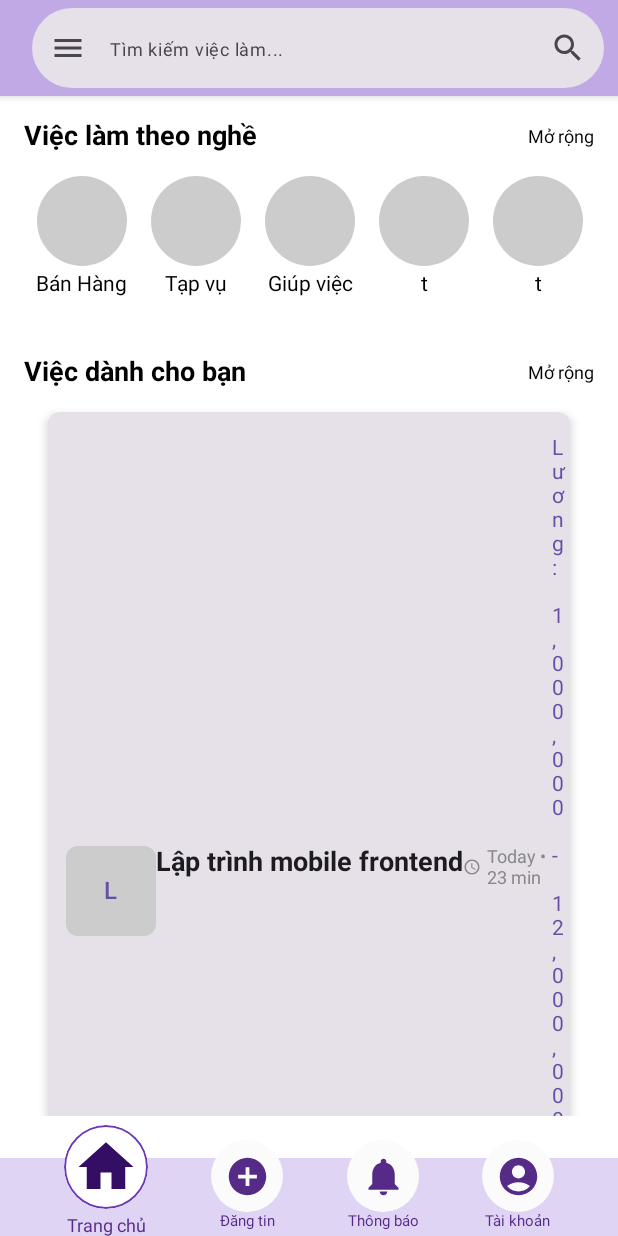
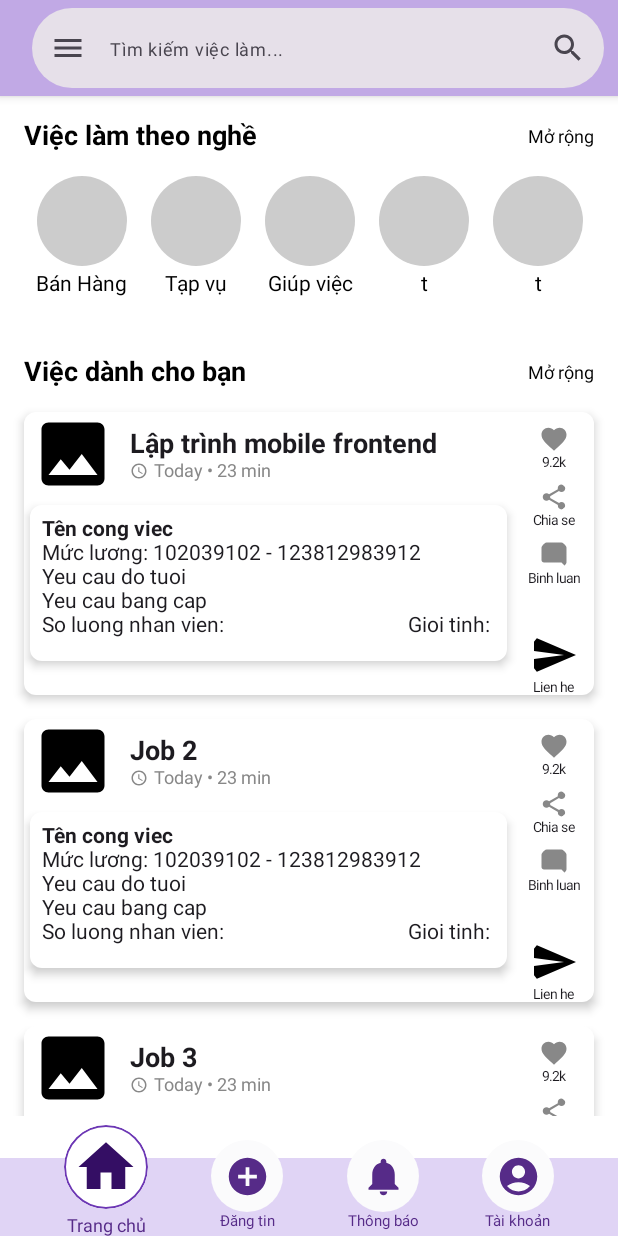
Before and after one commit to ThanhHienIT2004/Job-Search-Application, an Android app built with Jetpack Compose: the screen it shows after launch (MainActivity), on a phone screen of 412 x 824 dp. Run offline under Robolectric (Android 15) with nearby library versions, the phone set to English and light mode, and no system bars.

Commit message:
sửa post item

```diff
--- a/app/src/main/java/com/mobile/jobsearchapplication/ui/screens/HomeScreen.kt
+++ b/app/src/main/java/com/mobile/jobsearchapplication/ui/screens/HomeScreen.kt
@@ -19,7 +19,7 @@ import androidx.compose.ui.graphics.Color
 import androidx.compose.ui.text.font.FontWeight
 import androidx.compose.ui.unit.sp
 import com.mobile.jobsearchapplication.ui.screens.components.BottomNavBarCustom
-import com.mobile.jobsearchapplication.ui.screens.components.JobListItem
+import com.mobile.jobsearchapplication.ui.screens.components.PostItemList
 import com.mobile.jobsearchapplication.viewmodel.UserViewModel
 
 @Composable
@@ -181,7 +181,7 @@ fun RecommendedJobsList(navController: NavController) {
             val jobs = listOf("Lập trình mobile frontend", "Job 2", "Job 3","job 4","job 5")
 
             items(jobs.size) { index ->
-                JobListItem(navController, jobTitle = jobs[index])
+                PostItemList(navController, jobTitle = jobs[index])
             }
         }
     }
--- a/app/src/main/java/com/mobile/jobsearchapplication/ui/screens/PostFavoriteScreen.kt
+++ b/app/src/main/java/com/mobile/jobsearchapplication/ui/screens/PostFavoriteScreen.kt
@@ -2,17 +2,12 @@ package com.mobile.jobsearchapplication.ui.screens
 
 import androidx.compose.foundation.layout.*
 import androidx.compose.foundation.lazy.LazyColumn
-import androidx.compose.foundation.lazy.items
-import androidx.compose.material3.*
 import androidx.compose.runtime.*
-import androidx.compose.ui.Alignment
 import androidx.compose.ui.Modifier
-import androidx.compose.ui.text.font.FontWeight
 import androidx.compose.ui.unit.dp
-import androidx.compose.ui.unit.sp
 import androidx.lifecycle.viewmodel.compose.viewModel
 import androidx.navigation.NavController
-import com.mobile.jobsearchapplication.ui.screens.components.JobListItem
+import com.mobile.jobsearchapplication.ui.screens.components.PostItemList
 import com.mobile.jobsearchapplication.viewmodel.UserViewModel
 
 @Composable
@@ -28,7 +23,7 @@ fun PostFaveriteScreen(navController: NavController, viewModel: UserViewModel =
             val jobs = listOf("Lập trình mobile frontend", "Job 2", "Job 3","job 4","job 5")
 
             items(jobs.size) { index ->
-                JobListItem(navController, jobTitle = jobs[index])
+                PostItemList(navController, jobTitle = jobs[index])
             }
         }
     }
--- a/app/src/main/java/com/mobile/jobsearchapplication/ui/screens/components/JobListItem.kt
+++ /dev/null
@@ -1,180 +0,0 @@
-package com.mobile.jobsearchapplication.ui.screens.components
-
-import androidx.compose.foundation.clickable
-import androidx.compose.foundation.layout.*
-import androidx.compose.foundation.shape.RoundedCornerShape
-import androidx.compose.material.icons.Icons
-import androidx.compose.material.icons.filled.AccessTime
-import androidx.compose.material.icons.filled.Favorite
-import androidx.compose.material.icons.filled.FavoriteBorder
-import androidx.compose.material.icons.filled.Send
-import androidx.compose.material3.*
-import androidx.compose.runtime.*
-import androidx.compose.ui.Alignment
-import androidx.compose.ui.Modifier
-import androidx.compose.ui.graphics.Color
-import androidx.compose.ui.text.font.FontWeight
-import androidx.compose.ui.text.style.TextOverflow
-import androidx.compose.ui.tooling.preview.Preview
-import androidx.compose.ui.unit.dp
-import androidx.compose.ui.unit.sp
-import androidx.navigation.NavController
-import androidx.navigation.compose.rememberNavController
-
-@Composable
-fun JobListItem(navController: NavController, jobTitle: String) {
-    Card(
-        shape = RoundedCornerShape(8.dp),
-        modifier = Modifier
-            .fillMaxWidth()
-            .padding(horizontal = 16.dp, vertical = 8.dp)
-            .clickable { navController.navigate("job_detail_screen/${jobTitle}") },
-        elevation = CardDefaults.cardElevation(defaultElevation = 4.dp)
-    ) {
-        Row(
-            modifier = Modifier
-                .padding(12.dp)
-                .fillMaxWidth(),
-            verticalAlignment = Alignment.CenterVertically
-        ) {
-
-            Row(
-                modifier = Modifier.fillMaxWidth()
-            ) {
-                // Image Placeholder
-                Surface(
-                    modifier = Modifier
-                        .size(60.dp)
-                        .align(Alignment.CenterVertically),
-                    shape = RoundedCornerShape(8.dp),
-                    color = Color.LightGray
-                ) {
-                    Box(contentAlignment = Alignment.Center) {
-                        Text(
-                            text = jobTitle.first().uppercase(),
-                            style = MaterialTheme.typography.titleMedium,
-                            color = MaterialTheme.colorScheme.primary
-                        )
-                    }
-                }
-
-                Text(
-                    text = jobTitle,
-                    fontWeight = FontWeight.Bold,
-                    fontSize = 18.sp,
-                    color = MaterialTheme.colorScheme.onSurface
-                )
-
-                Spacer(modifier = Modifier.height(4.dp))
-
-                Row(verticalAlignment = Alignment.CenterVertically) {
-                    Icon(
-                        Icons.Default.AccessTime,
-                        contentDescription = "Clock",
-                        tint = Color.Gray,
-                        modifier = Modifier.size(12.dp)
-                    )
-                    Spacer(modifier = Modifier.width(4.dp))
-                    Text(
-                        text = "Today • 23 min",
-                        fontSize = 12.sp,
-                        color = Color.Gray
-                    )
-                }
-            }
-
-
-            Spacer(modifier = Modifier.width(12.dp))
-
-            // Content
-            Column(
-                modifier = Modifier
-                    .weight(1f)
-                    .align(Alignment.CenterVertically)
-            ) {
-
-
-                Spacer(modifier = Modifier.height(4.dp))
-
-                Text(
-                    text = "Lương: 1,000,000 - 12,000,000",
-                    fontSize = 14.sp,
-                    color = MaterialTheme.colorScheme.primary
-                )
-
-                Spacer(modifier = Modifier.height(4.dp))
-
-                // Limited Description
-                ExpandableText(
-                    text = "Mô tả công việc ngắnádasdasdasdasdjasgdjaghdgahjsdgjassgdjgsdjasgsjdgjjhagsdjagsjdgajsdgasgdjhagsjdhgajgdjasgdjasghdasjdgajsghdjagsdhagsjdgáhgdjas gọn...",
-                    modifier = Modifier.widthIn() // Limiting width
-                )
-            }
-
-            // Action Buttons
-            ActionButtons(modifier = Modifier.align(Alignment.CenterVertically))
-        }
-    }
-}
-
-@Composable
-fun ExpandableText(
-    text: String,
-    maxLength: Int = 50,
-    modifier: Modifier = Modifier
-) {
-    var expanded by remember { mutableStateOf(false) }
-    val displayText = if (expanded || text.length <= maxLength) text else "${text.take(maxLength)}..."
-
-    Column(modifier = modifier) {
-        Text(
-            text = displayText,
-            fontSize = 12.sp,
-            color = MaterialTheme.colorScheme.onSurfaceVariant,
-            maxLines = if (expanded) Int.MAX_VALUE else 2, // Limit to 2 lines when not expanded
-            overflow = TextOverflow.Ellipsis
-        )
-        if (text.length > maxLength) {
-            Text(
-                text = if (expanded) "Thu gọn" else "Xem thêm",
-                fontSize = 12.sp,
-                color = MaterialTheme.colorScheme.primary,
-                modifier = Modifier
-                    .padding(top = 2.dp)
-                    .clickable { expanded = !expanded }
-            )
-        }
-    }
-}
-
-@Composable
-fun ActionButtons(modifier: Modifier = Modifier) {
-    var isFavorite by remember { mutableStateOf(false) }
-
-    Row(
-        modifier = modifier,
-        horizontalArrangement = Arrangement.spacedBy(8.dp),
-        verticalAlignment = Alignment.CenterVertically
-    ) {
-        IconButton(
-            onClick = { isFavorite = !isFavorite },
-            modifier = Modifier.size(32.dp)
-        ) {
-            Icon(
-                imageVector = if (isFavorite) Icons.Default.Favorite else Icons.Default.FavoriteBorder,
-                contentDescription = "Favorite",
-                tint = if (isFavorite) Color.Red else Color.Gray,
-                modifier = Modifier.size(20.dp)
-            )
-        }
-    }
-}
-
-@Preview(showBackground = true)
-@Composable
-fun JobListItemPreview() {
-    val navController = rememberNavController()
-    MaterialTheme {
-        JobListItem(navController, jobTitle = "Mobile Developer")
-    }
-}
--- /dev/null
+++ b/app/src/main/java/com/mobile/jobsearchapplication/ui/screens/components/PostListSection.kt
@@ -0,0 +1,300 @@
+package com.mobile.jobsearchapplication.ui.screens.components
+
+import androidx.compose.foundation.Image
+import androidx.compose.foundation.clickable
+import androidx.compose.foundation.layout.*
+import androidx.compose.foundation.pager.HorizontalPager
+import androidx.compose.foundation.pager.rememberPagerState
+import androidx.compose.foundation.shape.CircleShape
+import androidx.compose.foundation.shape.RoundedCornerShape
+import androidx.compose.material.icons.Icons
+import androidx.compose.material.icons.filled.AccessTime
+import androidx.compose.material.icons.filled.CheckCircle
+import androidx.compose.material.icons.filled.Favorite
+import androidx.compose.material.icons.filled.ModeComment
+import androidx.compose.material.icons.filled.Send
+import androidx.compose.material.icons.filled.Share
+import androidx.compose.material.icons.filled.StopCircle
+import androidx.compose.material3.*
+import androidx.compose.runtime.*
+import androidx.compose.ui.Alignment
+import androidx.compose.ui.Modifier
+import androidx.compose.ui.draw.clip
+import androidx.compose.ui.graphics.Color
+import androidx.compose.ui.graphics.vector.ImageVector
+import androidx.compose.ui.res.painterResource
+import androidx.compose.ui.text.font.FontWeight
+import androidx.compose.ui.text.style.TextOverflow
+import androidx.compose.ui.tooling.preview.Preview
+import androidx.compose.ui.unit.dp
+import androidx.compose.ui.unit.sp
+import androidx.navigation.NavController
+import androidx.navigation.compose.rememberNavController
+import com.mobile.jobsearchapplication.R
+
+sealed class Button(val icon: ImageVector, val text: String) {
+    object Favorite : Button(Icons.Filled.Favorite, "9.2k")
+    object Share : Button(Icons.Filled.Share, "Chia se")
+    object Comment : Button(Icons.Filled.ModeComment, "Binh luan")
+}
+
+val buttonPostItems = listOf(Button.Favorite, Button.Share, Button.Comment)
+
+@Composable
+fun PostItemList(navController: NavController, jobTitle: String) {
+    Card(
+        shape = RoundedCornerShape(8.dp),
+        modifier = Modifier
+            .padding(vertical = 8.dp),
+        elevation = CardDefaults.cardElevation(defaultElevation = 4.dp),
+        colors = CardDefaults.cardColors(
+            containerColor = Color.White
+        )
+    ) {
+        Row {
+            Column(
+                modifier = Modifier
+                    .weight(9f)
+            ) {
+                // info user
+                UserInfoInPost(jobTitle)
+
+                Row(
+                    verticalAlignment = Alignment.CenterVertically
+                ) {
+                    // Content
+                    Card(
+                        shape = RoundedCornerShape(8.dp),
+                        modifier = Modifier
+                            .padding(horizontal = 4.dp, vertical = 6.dp)
+                            .clickable { navController.navigate("job_detail_screen/${jobTitle}") },
+                        elevation = CardDefaults.cardElevation(defaultElevation = 4.dp),
+                        colors = CardDefaults.cardColors(
+                            containerColor = Color.White
+                        )
+                    ) {
+                        val paperState = rememberPagerState(pageCount = { 2 })
+                        HorizontalPager(
+                            state = paperState,
+                            modifier = Modifier.fillMaxWidth()
+                        ) { page ->
+                            Column (
+                                modifier = Modifier
+                                    .padding(8.dp)
+                            ) {
+                            ContentPostItem(page)
+                            }
+                        }
+                    }
+                }
+            }
+
+            // Buttons
+            Column (
+                modifier = Modifier
+                    .weight(1.5f)
+            ) {
+                ButtonsPost(listsItem = buttonPostItems)
+            }
+        }
+    }
+}
+
+// khung avatar va info user
+@Composable
+fun UserInfoInPost(jobTitle: String) {
+    Row (
+        modifier = Modifier.fillMaxWidth(),
+        horizontalArrangement = Arrangement.Center,
+        verticalAlignment = Alignment.CenterVertically
+    ) {
+        // Avatar
+        Image(
+            painter = painterResource(R.drawable.ic_image),
+            contentDescription = "Avatar",
+            modifier = Modifier
+                .size(56.dp)
+                .weight(2f)
+                .clip(CircleShape)
+        )
+
+        // Info User
+        Column(
+            modifier = Modifier
+                .weight(8f)
+                .padding(5.dp)
+        ) {
+            Text(
+                text = jobTitle,
+                fontWeight = FontWeight.Bold,
+                fontSize = 18.sp,
+                color = MaterialTheme.colorScheme.onSurface
+            )
+
+            Row(verticalAlignment = Alignment.CenterVertically) {
+                Icon(
+                    Icons.Default.AccessTime,
+                    contentDescription = "Clock",
+                    tint = Color.Gray,
+                    modifier = Modifier.size(12.dp)
+                )
+                Spacer(modifier = Modifier.width(4.dp))
+                Text(
+                    text = "Today • 23 min",
+                    fontSize = 12.sp,
+                    color = Color.Gray
+                )
+            }
+        }
+    }
+}
+
+// Khung content
+@Composable
+fun ContentPostItem(page: Int) {
+
+    // Name job
+    Text(
+        text = "Tên cong viec",
+        fontSize = 14.sp, fontWeight = FontWeight.Bold,
+    )
+
+    // Salary
+    Text(
+        text = "Mức lương: 102039102 - 123812983912",
+        fontSize = 14.sp
+    )
+
+    // Age
+    Text(
+        text = "Yeu cau do tuoi",
+        fontSize = 14.sp
+    )
+
+    // Suggest
+    Text(
+        text = "Yeu cau bang cap",
+        fontSize = 14.sp
+    )
+
+    Row() {
+        // Quantity
+        Text(
+            text = "So luong nhan vien: ",
+            fontSize = 14.sp
+        )
+        Spacer(Modifier.weight(1f))
+        // Gender
+        Text(
+            text = "Gioi tinh: ",
+            fontSize = 14.sp
+        )
+    }
+
+    Spacer(Modifier.height(8.dp))
+    // phan trang
+    Row(
+        modifier = Modifier.fillMaxWidth()
+            .wrapContentWidth(),
+        verticalAlignment = Alignment.CenterVertically
+    ) {
+        for(i in 1..page) {
+            IconButton(
+                onClick = {},
+                modifier = Modifier.size(8.dp)
+            ) {
+                Icon(
+                    imageVector = if (i == 1) Icons.Filled.CheckCircle else Icons.Default.StopCircle,
+                    contentDescription = "",
+                    modifier = Modifier.size(8.dp)
+                )
+
+            }
+        }
+    }
+}
+
+
+// nut mo rong, thu nho mo ta
+@Composable
+fun ExpandableText(
+    text: String,
+    maxLength: Int = 50,
+    modifier: Modifier = Modifier
+) {
+    var expanded by remember { mutableStateOf(false) }
+    val displayText = if (expanded || text.length <= maxLength) text else "${text.take(maxLength)}..."
+
+    Column(modifier = modifier) {
+        Text(
+            text = displayText,
+            fontSize = 12.sp,
+            color = MaterialTheme.colorScheme.onSurfaceVariant,
+            maxLines = if (expanded) Int.MAX_VALUE else 2, // Limit to 2 lines when not expanded
+            overflow = TextOverflow.Ellipsis
+        )
+        if (text.length > maxLength) {
+            Text(
+                text = if (expanded) "Thu gọn" else "Xem thêm",
+                fontSize = 12.sp,
+                color = MaterialTheme.colorScheme.primary,
+                modifier = Modifier
+                    .padding(top = 2.dp)
+                    .clickable { expanded = !expanded }
+            )
+        }
+    }
+}
+
+@Composable
+fun ButtonsPost(listsItem: List<Button>) {
+    var isFavorite by remember { mutableStateOf(false) }
+    Spacer(Modifier.height(8.dp))
+    Column (
+        modifier = Modifier.fillMaxWidth(),
+        horizontalAlignment = Alignment.CenterHorizontally
+    ) {
+        listsItem.forEach { button ->
+            IconButton(
+                onClick = { if(button.icon == Icons.Filled.Favorite) isFavorite = !isFavorite },
+                modifier = Modifier
+                    .size(20.dp)
+            ) {
+                Icon(
+                    imageVector = button.icon,
+                    contentDescription = button.text,
+                    tint = if (isFavorite && button.icon == Icons.Filled.Favorite) Color.Red else Color.Gray,
+                    modifier = Modifier.size(20.dp)
+                )
+            }
+            Text(button.text, fontSize = 9.sp)
+            Spacer(Modifier.height(8.dp))
+        }
+
+        Spacer(Modifier.height(22.dp))
+        // chatting
+        IconButton(
+            onClick = {  },
+            modifier = Modifier
+                .size(32.dp)
+        ) {
+            Icon(
+                imageVector = Icons.Filled.Send,
+                contentDescription = "Chatting",
+                tint = Color.Black,
+                modifier = Modifier.size(32.dp)
+            )
+        }
+        Text("Lien he", fontSize = 9.sp)
+    }
+}
+
+@Preview(showBackground = true)
+@Composable
+fun JobListItemPreview() {
+    val navController = rememberNavController()
+    MaterialTheme {
+        PostItemList(navController, jobTitle = "Mobile Developer")
+//        UserInfoInPost(jobTitle = "Lapajdas dasdjk")
+    }
+}
```
